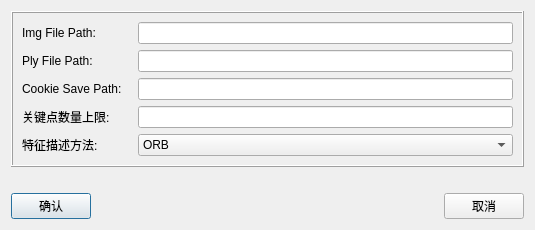
Old version of the form src/EvisionPolyTracker/FeatureDetection.ui in the repository jiafeng5513/Evision.
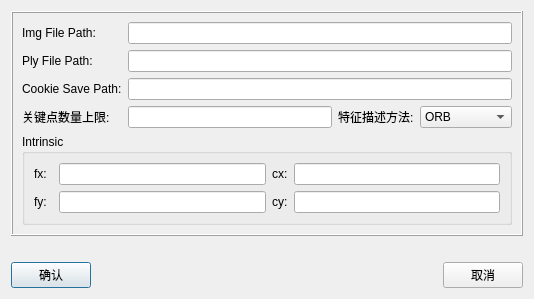
New version of the form.

The edit to the form file:
```diff
--- a/src/EvisionPolyTracker/FeatureDetection.ui
+++ b/src/EvisionPolyTracker/FeatureDetection.ui
@@ -6,15 +6,15 @@
    <rect>
     <x>0</x>
     <y>0</y>
-    <width>535</width>
-    <height>219</height>
+    <width>534</width>
+    <height>277</height>
    </rect>
   </property>
   <property name="windowTitle">
    <string>Feature Detection</string>
   </property>
-  <layout class="QGridLayout" name="gridLayout_2">
-   <item row="1" column="0">
+  <layout class="QGridLayout" name="gridLayout_3">
+   <item row="1" column="1">
     <spacer name="verticalSpacer">
      <property name="orientation">
       <enum>Qt::Vertical</enum>
@@ -34,14 +34,14 @@
      </property>
     </widget>
    </item>
-   <item row="3" column="0">
+   <item row="3" column="0" colspan="2">
     <widget class="QPushButton" name="pushButton_confirm">
      <property name="text">
       <string>确认</string>
      </property>
     </widget>
    </item>
-   <item row="3" column="1">
+   <item row="3" column="2">
     <spacer name="horizontalSpacer">
      <property name="orientation">
       <enum>Qt::Horizontal</enum>
@@ -54,14 +54,14 @@
      </property>
     </spacer>
    </item>
-   <item row="3" column="2">
+   <item row="3" column="3">
     <widget class="QPushButton" name="pushButton_cancel">
      <property name="text">
       <string>取消</string>
      </property>
     </widget>
    </item>
-   <item row="0" column="0" colspan="3">
+   <item row="0" column="0" colspan="4">
     <widget class="QFrame" name="frame">
      <property name="frameShape">
       <enum>QFrame::Box</enum>
@@ -83,19 +83,6 @@
         </property>
        </widget>
       </item>
-      <item row="1" column="0">
-       <widget class="QLabel" name="label_2">
-        <property name="maximumSize">
-         <size>
-          <width>110</width>
-          <height>16777215</height>
-         </size>
-        </property>
-        <property name="text">
-         <string>Ply File Path:</string>
-        </property>
-       </widget>
-      </item>
       <item row="3" column="0">
        <widget class="QLabel" name="label_5">
         <property name="maximumSize">
@@ -109,8 +96,8 @@
         </property>
        </widget>
       </item>
-      <item row="4" column="0">
-       <widget class="QLabel" name="label_10">
+      <item row="2" column="0" colspan="2">
+       <widget class="QLabel" name="label_3">
         <property name="maximumSize">
          <size>
           <width>110</width>
@@ -118,20 +105,46 @@
          </size>
         </property>
         <property name="text">
-         <string>特征描述方法:</string>
+         <string>Cookie Save Path:</string>
         </property>
        </widget>
       </item>
-      <item row="0" column="1" colspan="3">
+      <item row="2" column="2" colspan="4">
+       <widget class="QLineEdit" name="lineEdit_write_path"/>
+      </item>
+      <item row="0" column="2" colspan="4">
        <widget class="QLineEdit" name="lineEdit_img_path"/>
       </item>
-      <item row="1" column="1" colspan="3">
-       <widget class="QLineEdit" name="lineEdit_ply_read_path"/>
+      <item row="1" column="0">
+       <widget class="QLabel" name="label_2">
+        <property name="maximumSize">
+         <size>
+          <width>110</width>
+          <height>16777215</height>
+         </size>
+        </property>
+        <property name="text">
+         <string>Ply File Path:</string>
+        </property>
+       </widget>
       </item>
-      <item row="3" column="1" colspan="3">
+      <item row="3" column="2">
        <widget class="QLineEdit" name="lineEdit_numKeyPoints"/>
       </item>
-      <item row="4" column="1" colspan="3">
+      <item row="3" column="3" colspan="2">
+       <widget class="QLabel" name="label_10">
+        <property name="maximumSize">
+         <size>
+          <width>110</width>
+          <height>16777215</height>
+         </size>
+        </property>
+        <property name="text">
+         <string>特征描述方法:</string>
+        </property>
+       </widget>
+      </item>
+      <item row="3" column="5">
        <widget class="QComboBox" name="comboBox_featureName">
         <item>
          <property name="text">
@@ -175,21 +188,57 @@
         </item>
        </widget>
       </item>
-      <item row="2" column="0">
-       <widget class="QLabel" name="label_3">
-        <property name="maximumSize">
-         <size>
-          <width>110</width>
-          <height>16777215</height>
-         </size>
-        </property>
-        <property name="text">
-         <string>Cookie Save Path:</string>
-        </property>
-       </widget>
+      <item row="1" column="2" colspan="4">
+       <widget class="QLineEdit" name="lineEdit_ply_read_path"/>
       </item>
-      <item row="2" column="1" colspan="3">
-       <widget class="QLineEdit" name="lineEdit_write_path"/>
+      <item row="4" column="0" colspan="6">
+       <widget class="QGroupBox" name="groupBox">
+        <property name="title">
+         <string>Intrinsic</string>
+        </property>
+        <layout class="QGridLayout" name="gridLayout_2">
+         <item row="2" column="2">
+          <widget class="QLineEdit" name="lineEdit_fx"/>
+         </item>
+         <item row="2" column="0" colspan="2">
+          <widget class="QLabel" name="label_6">
+           <property name="text">
+            <string>fx:</string>
+           </property>
+          </widget>
+         </item>
+         <item row="5" column="0">
+          <widget class="QLabel" name="label_7">
+           <property name="text">
+            <string>fy:</string>
+           </property>
+          </widget>
+         </item>
+         <item row="5" column="3">
+          <widget class="QLabel" name="label_9">
+           <property name="text">
+            <string>cy:</string>
+           </property>
+          </widget>
+         </item>
+         <item row="5" column="2">
+          <widget class="QLineEdit" name="lineEdit_fy"/>
+         </item>
+         <item row="5" column="4">
+          <widget class="QLineEdit" name="lineEdit_cy"/>
+         </item>
+         <item row="2" column="3">
+          <widget class="QLabel" name="label_8">
+           <property name="text">
+            <string>cx:</string>
+           </property>
+          </widget>
+         </item>
+         <item row="2" column="4">
+          <widget class="QLineEdit" name="lineEdit_cx"/>
+         </item>
+        </layout>
+       </widget>
       </item>
      </layout>
     </widget>
```
